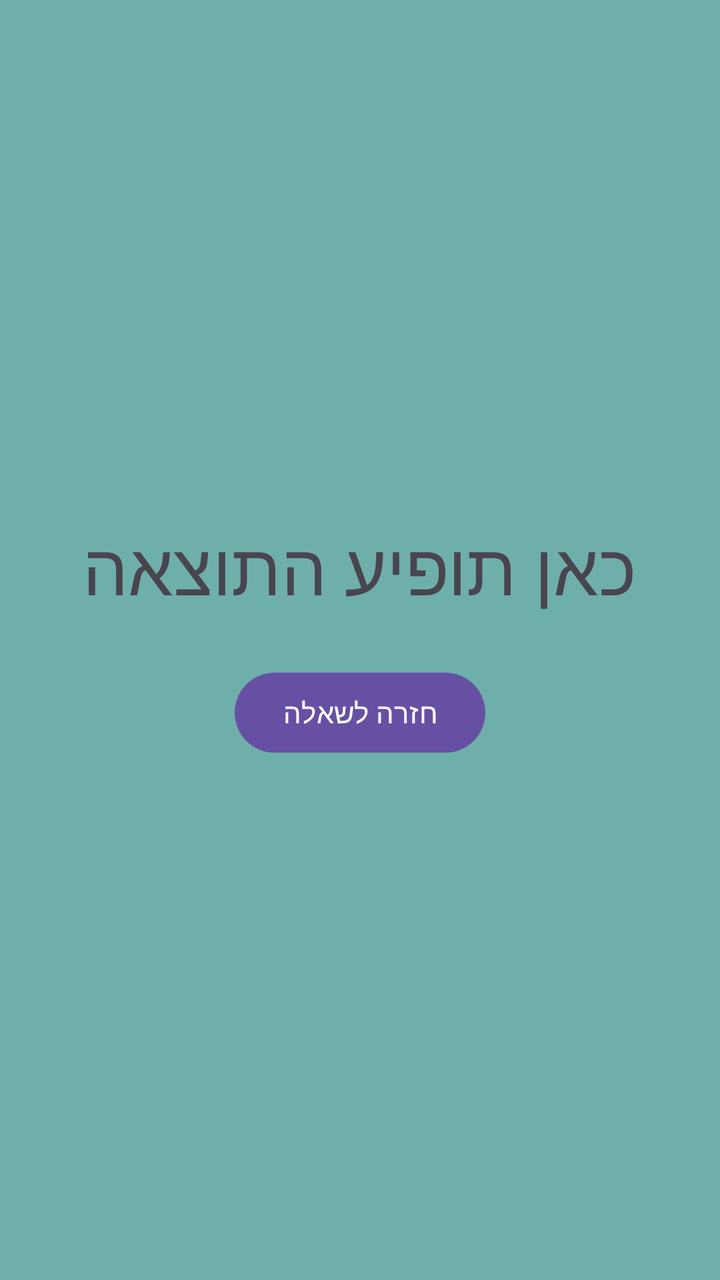
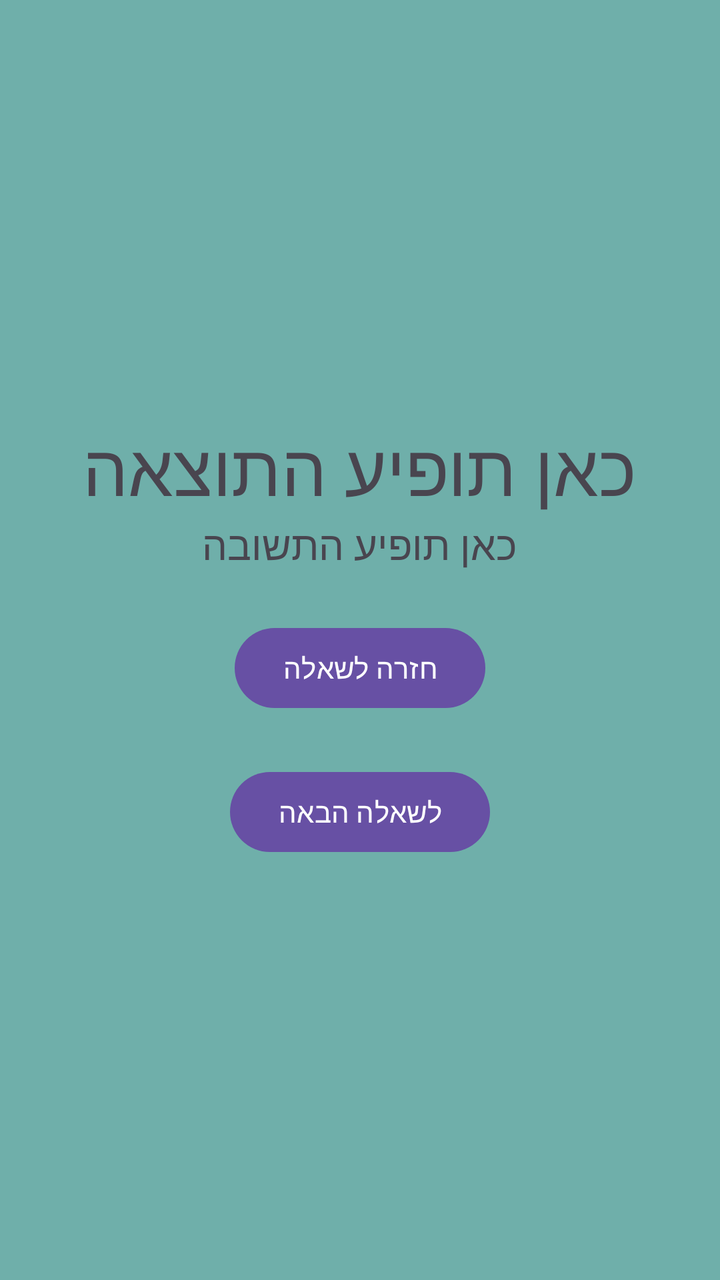

Compare the two renders of this Android layout. The source of the first and the diff that turns it into the second are given below.
<!-- AndroidManifest.xml: application theme Theme.TrueFalseQuiz -->
<!-- res/layout/activity_result.xml -->
<?xml version="1.0" encoding="utf-8"?>
<LinearLayout xmlns:android="http://schemas.android.com/apk/res/android"
    android:id="@+id/main"
    android:layout_width="match_parent"
    android:layout_height="match_parent"
    android:background="@color/screen_bg"
    android:gravity="center"
    android:orientation="vertical"
    android:padding="16dp">

    <TextView
        android:id="@+id/tvResult"
        android:layout_width="wrap_content"
        android:layout_height="wrap_content"
        android:text="כאן תופיע התוצאה"
        android:textSize="36sp" />

    <Button
        android:id="@+id/btnBack"
        android:layout_width="wrap_content"
        android:layout_height="wrap_content"
        android:layout_marginTop="24dp"
        android:text="חזרה לשאלה" />

</LinearLayout>
<!-- resources referenced by this layout -->
<resources>
  <color name="screen_bg">#6FAFAA</color>
  <style name="Theme.TrueFalseQuiz" parent="Base.Theme.TrueFalseQuiz" />
  <style name="Base.Theme.TrueFalseQuiz" parent="Theme.Material3.DayNight.NoActionBar">
          
          
      </style>
</resources>

<!-- the commit's change to res/layout/activity_result.xml (unified diff, before → after) -->
@@ -7,19 +7,43 @@
     android:gravity="center"
     android:orientation="vertical"
     android:padding="16dp">
+<LinearLayout
+    android:layout_width="match_parent"
+    android:layout_height="wrap_content"
+
+    android:orientation="vertical">
 
     <TextView
         android:id="@+id/tvResult"
         android:layout_width="wrap_content"
         android:layout_height="wrap_content"
+        android:layout_gravity="center"
         android:text="כאן תופיע התוצאה"
         android:textSize="36sp" />
-
+      <TextView
+        android:id="@+id/tvExplain"
+        android:layout_width="match_parent"
+        android:layout_height="wrap_content"
+          android:layout_gravity="center"
+          android:gravity="center"
+          android:textSize="20sp"
+        android:text="כאן תופיע התשובה" />
     <Button
         android:id="@+id/btnBack"
         android:layout_width="wrap_content"
         android:layout_height="wrap_content"
         android:layout_marginTop="24dp"
+        android:layout_gravity="center"
         android:text="חזרה לשאלה" />
+    <Button
+        android:id="@+id/btnNex"
+        android:layout_width="wrap_content"
+        android:layout_height="wrap_content"
+        android:layout_marginTop="24dp"
+        android:layout_gravity="center"
+        android:text="לשאלה הבאה" />
+
+
 
 </LinearLayout>
+</LinearLayout>
